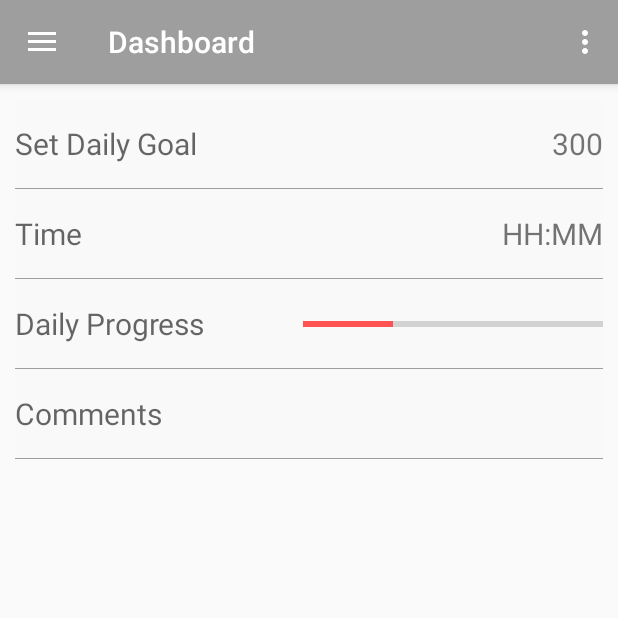
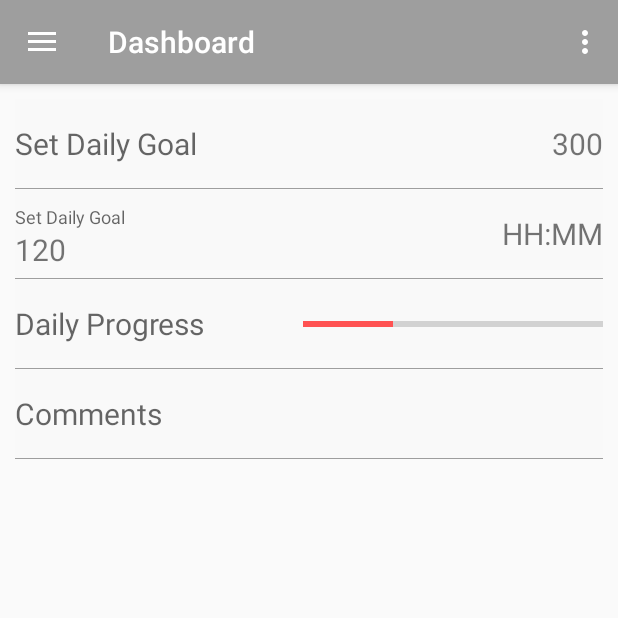
Before and after one commit to GeyanHuang/GroupProject, an Android app: the fragment FragmentActivityDashboard placed in its activity, on a phone screen of 412 x 824 dp, the top half of it. Run offline under Robolectric (Android 15) with nearby library versions, the phone set to English and light mode, and no system bars.

Commit message:
Commit By Geyan Huang

```diff
--- a/app/src/main/res/layout/fragment_activity_dashboard.xml
+++ b/app/src/main/res/layout/fragment_activity_dashboard.xml
@@ -47,13 +47,27 @@
                     android:layout_height="60dp"
                     android:background="@drawable/bottom_border"
                     android:orientation="horizontal">
+                    <LinearLayout
+                        android:layout_marginTop="10dp"
+                        android:layout_marginBottom="10dp"
+                        android:layout_width="wrap_content"
+                        android:layout_height="match_parent"
+                        android:orientation="vertical">
+                        <TextView
+                            android:layout_width="wrap_content"
+                            android:layout_height="wrap_content"
+                            android:layout_gravity="center_vertical"
+                            android:hint="@string/activity_dashboard_dailygoal"
+                            android:textSize="12sp" />
+                        <TextView
+                            android:layout_width="wrap_content"
+                            android:layout_height="wrap_content"
+                            android:layout_gravity="center_vertical"
+                            android:text="120"
+                            android:textSize="20sp" />
 
-                    <TextView
-                        android:layout_width="wrap_content"
-                        android:layout_height="wrap_content"
-                        android:layout_gravity="center_vertical"
-                        android:hint="@string/activity_insert_time"
-                        android:textSize="20sp" />
+                    </LinearLayout>
+
 
                     <View
                         android:layout_width="0dp"
```
Also changed, not shown: 1 other file.
